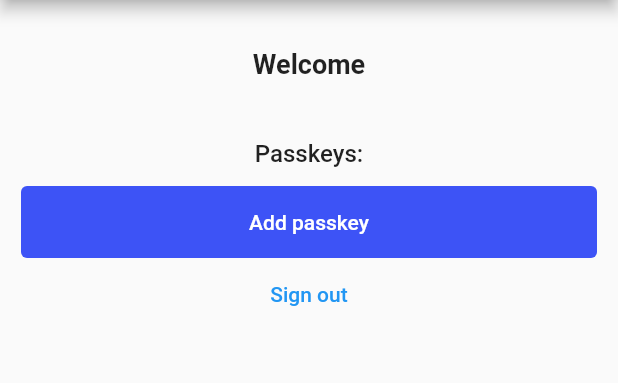
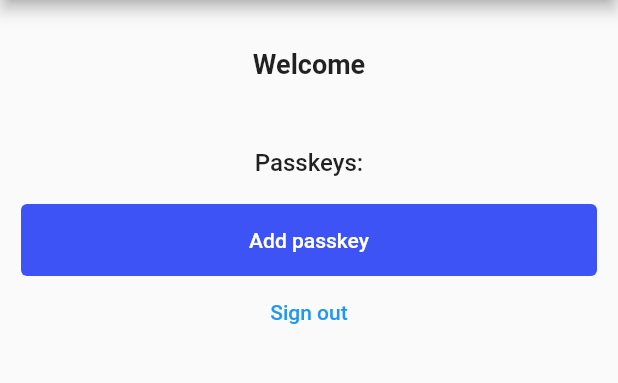
Before and after one commit to passageidentity/example-flutter, a Flutter app: the screen it shows after launch, after a tap on "Add passkey", on a phone screen of 412 x 824 dp, the part 84-467 px from its top. Run offline on Flutter 3.47's test engine with Material 2 defaults, Android fonts, the phone set to English and light mode, and no system bars; missing offline and left inert: passage_flutter.

Commit message:
chore: misc improvements

```diff
--- a/lib/screens/one_time_passcode.dart
+++ b/lib/screens/one_time_passcode.dart
@@ -27,9 +27,9 @@ class _OTPWidgetState extends State<OTPWidget> {
   @override
   Widget build(BuildContext context) {
     return Scaffold(
-      body: Padding(
+      body: Center(
+        child: Padding(
           padding: const EdgeInsets.only(left: 14, top: 32, right: 14),
-        // padding: const EdgeInsets.all(12),
           child: Column(
             children: [
               const Text(
@@ -85,6 +85,7 @@ class _OTPWidgetState extends State<OTPWidget> {
             ],
           ),
         ),
+      ),
     );
   }
 }
--- a/lib/screens/welcome.dart
+++ b/lib/screens/welcome.dart
@@ -33,7 +33,7 @@ class _WelcomeWidgetState extends State<WelcomeWidget> {
             Text(
               state.currentUser?.email ?? state.currentUser?.phone ?? '',
             ),
-            const SizedBox(height: 12),
+            const SizedBox(height: 18),
             const Text(
               'Passkeys:',
               style: TextStyle(fontSize: 16, fontWeight: FontWeight.w500),
@@ -49,10 +49,10 @@ class _WelcomeWidgetState extends State<WelcomeWidget> {
                 );
               },
               separatorBuilder: (BuildContext context, int index) {
-                return const Divider();
+                return const SizedBox(height: 8.0);
               },
             ),
-            const SizedBox(height: 12),
+            const SizedBox(height: 18),
             SizedBox(
               width: 400,
               height: 48,
--- a/lib/state/passage_state_container.dart
+++ b/lib/state/passage_state_container.dart
@@ -176,6 +176,7 @@ class PassageState extends State<PassageStateContainer> {
       setState(() {
         authFallbackId = newOtpId;
       });
+      presentAlert('Success', 'Code resent');
     } catch (error) {
       debugPrint(error.toString());
       presentAlert('Problem resending passcode', 'Please try again');
@@ -229,6 +230,7 @@ class PassageState extends State<PassageStateContainer> {
       final user = await _passage.getCurrentUser();
       _setUser(user);
     } catch (error) {
+      debugPrint(error.toString());
       presentAlert('Problem adding passkey', 'Please try again.');
     }
   }
```
Also changed, not shown: lib/screens/magic_link.dart (+5 -2 lines). Lines whose indentation alone changed are shown as unchanged.
